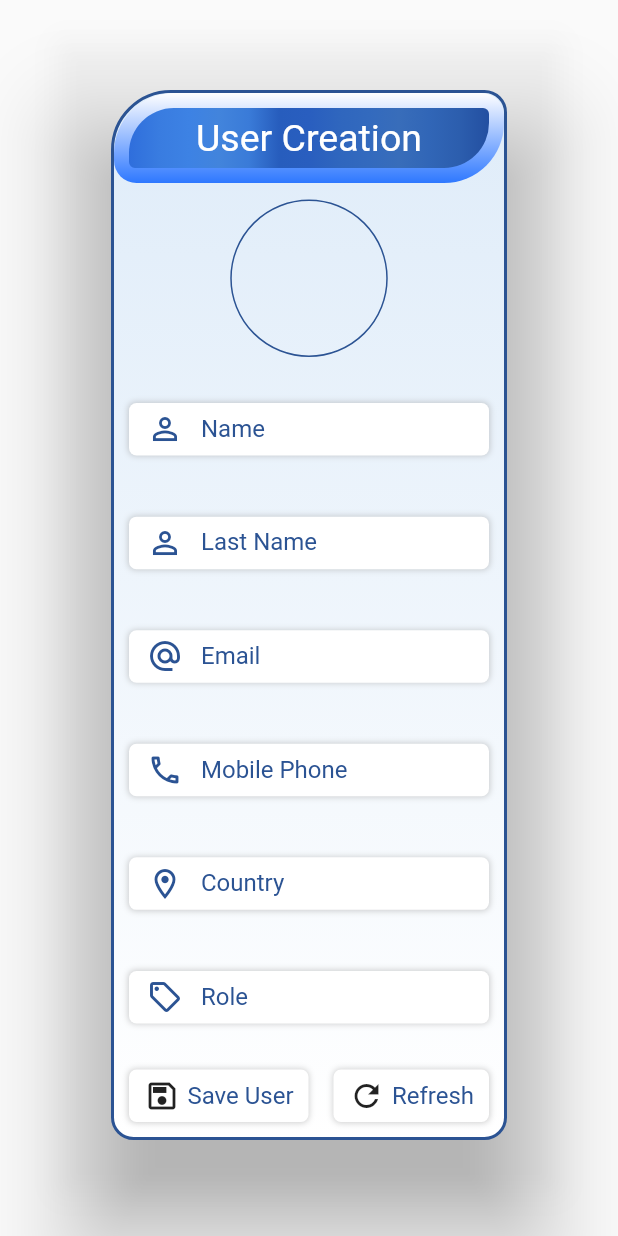
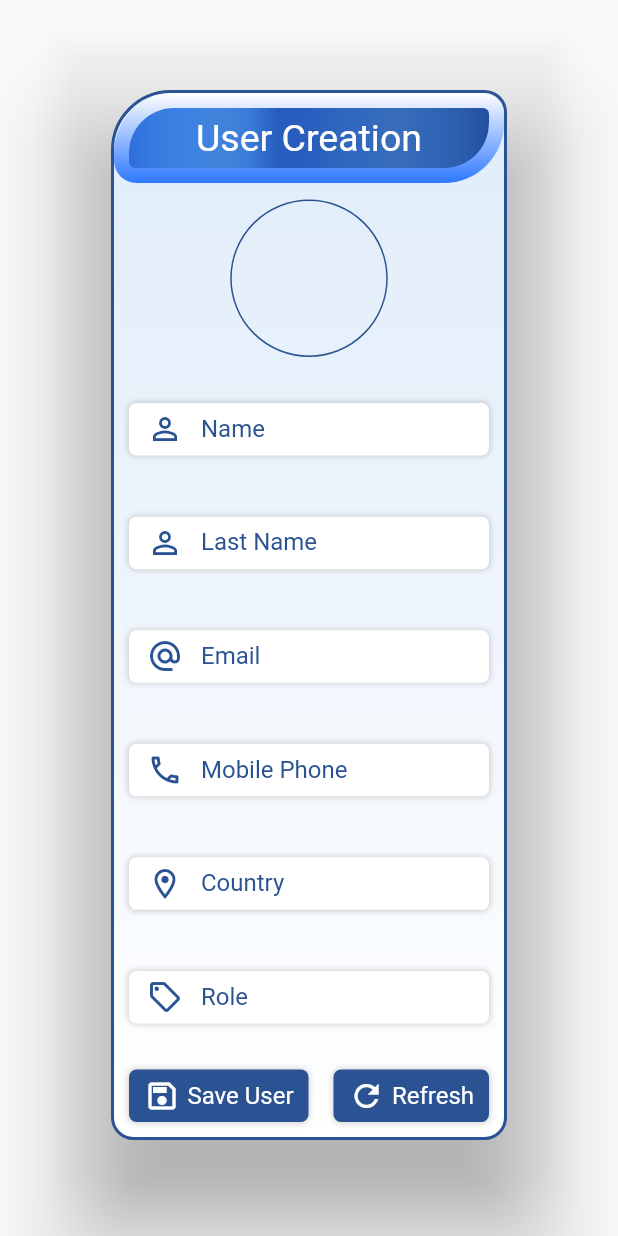
Before and after one commit to CB-Luna/RTA-CRM-CV, a Flutter app: the AddUserPopUp widget shown alone on an empty page, opened directly, on a phone screen of 412 x 824 dp. Run offline on Flutter 3.47's test engine with Material 2 defaults, Android fonts, the light colour scheme and no system bars; our stand-ins replace auto_size_text, carousel_slider, email_validator, flutter_secure_storage, flutter_svg, fluttertoast and 9 more; missing offline and left inert: flex_color_picker, flutter_portal, pluto_grid; accounts and stored records are empty; network calls fail.

Commit message:
202305221940
-Colors
-Sizes
-PlutoGrid Border

```diff
--- a/lib/helpers/constants.dart
+++ b/lib/helpers/constants.dart
@@ -1,6 +1,7 @@
 import 'package:flutter/material.dart';
 import 'package:go_router/go_router.dart';
 import 'package:pluto_grid/pluto_grid.dart';
+import 'package:rta_crm_cv/public/colors.dart';
 import 'package:rta_crm_cv/theme/theme.dart';
 
 //////// DEV ////////
@@ -35,13 +36,13 @@ PlutoGridStyleConfig plutoGridStyleConfig(BuildContext context) {
           rowColor: AppTheme.of(context).primaryBackground,
           enableRowColorAnimation: true,
           /////////////////////////////////////
+          gridBackgroundColor: Colors.transparent,
           menuBackgroundColor: AppTheme.of(context).primaryBackground,
           activatedColor: AppTheme.of(context).primaryBackground,
           /////////////////////////////////////
           enableCellBorderVertical: false,
           borderColor: AppTheme.of(context).primaryBackground,
-          gridBorderColor: Colors.transparent,
-          gridBackgroundColor: AppTheme.of(context).primaryBackground,
+          gridBorderColor: primaryColor,
         )
       : PlutoGridStyleConfig.dark(
           rowHeight: rowHeight,
--- a/lib/pages/users/widgets/add_user_popup.dart
+++ b/lib/pages/users/widgets/add_user_popup.dart
@@ -2,6 +2,7 @@ import 'package:flutter/material.dart';
 import 'package:provider/provider.dart';
 import 'package:rta_crm_cv/providers/users_providers/add_users_provider.dart';
 import 'package:rta_crm_cv/public/colors.dart';
+import 'package:rta_crm_cv/theme/theme.dart';
 import 'package:rta_crm_cv/widgets/custom_card.dart';
 import 'package:rta_crm_cv/widgets/custom_text_field.dart';
 import 'package:rta_crm_cv/widgets/custom_text_icon_button.dart';
@@ -55,11 +56,11 @@ class _AddUserPopUpState extends State<AddUserPopUp> {
               padding: const EdgeInsets.symmetric(vertical: 10),
               child: CustomTextField(label: 'Role', icon: Icons.local_offer_outlined, controller: provider.roleController, enabled: true, width: 350),
             ),
-            const Row(
+            Row(
               mainAxisAlignment: MainAxisAlignment.spaceBetween,
               children: [
-                CustomTextIconButton(icon: Icon(Icons.save_outlined), text: 'Save User'),
-                CustomTextIconButton(icon: Icon(Icons.refresh_outlined), text: 'Refresh'),
+                CustomTextIconButton(icon: Icon(Icons.save_outlined, color: AppTheme.of(context).primaryBackground), text: 'Save User'),
+                CustomTextIconButton(icon: Icon(Icons.refresh_outlined, color: AppTheme.of(context).primaryBackground), text: 'Refresh'),
               ],
             )
           ],
--- a/lib/widgets/custom_text_field.dart
+++ b/lib/widgets/custom_text_field.dart
@@ -33,7 +33,7 @@ class _CustomTextFieldState extends State<CustomTextField> {
           color: Colors.grey.withOpacity(0.5),
           spreadRadius: 0.1,
           blurRadius: 3,
-          offset: Offset(0, 0), // changes position of shadow
+          offset: const Offset(0, 0), // changes position of shadow
         ),
       ]),
       child: Form(
@@ -44,7 +44,7 @@ class _CustomTextFieldState extends State<CustomTextField> {
               borderSide: BorderSide(color: Color(Colors.grey[350]!.value), width: 0.5),
               borderRadius: BorderRadius.circular(5),
             ),
-            enabledBorder: OutlineInputBorder(
+            enabledBorder: const OutlineInputBorder(
               borderSide: BorderSide(color: Colors.transparent),
             ),
             focusedBorder: OutlineInputBorder(
--- a/lib/widgets/custom_text_icon_button.dart
+++ b/lib/widgets/custom_text_icon_button.dart
@@ -1,10 +1,12 @@
 import 'package:flutter/material.dart';
 import 'package:rta_crm_cv/public/colors.dart';
+import 'package:rta_crm_cv/theme/theme.dart';
 
 class CustomTextIconButton extends StatefulWidget {
-  const CustomTextIconButton({super.key, required this.icon, required this.text, this.onTap});
+  const CustomTextIconButton({super.key, required this.icon, required this.text, this.onTap, this.color});
 
   final Widget icon;
+  final Color? color;
   final String text;
   final Function()? onTap;
 
@@ -39,7 +41,7 @@ class CustomTextIconButtonState extends State<CustomTextIconButton> {
         child: AnimatedContainer(
           height: 35,
           duration: const Duration(milliseconds: 100),
-          decoration: BoxDecoration(borderRadius: BorderRadius.circular(5), color: Colors.white, boxShadow: [
+          decoration: BoxDecoration(borderRadius: BorderRadius.circular(5), color: widget.color ?? primaryColor, boxShadow: [
             BoxShadow(
               color: Colors.grey.withOpacity(0.5),
               spreadRadius: 0.1,
@@ -60,10 +62,10 @@ class CustomTextIconButtonState extends State<CustomTextIconButton> {
               child: Row(
                 children: [
                   widget.icon,
-                  SizedBox(width: 5),
+                  const SizedBox(width: 5),
                   Text(
                     widget.text,
-                    style: TextStyle(color: primaryColor),
+                    style: TextStyle(color: AppTheme.of(context).primaryBackground),
                   ),
                 ],
               ),
--- a/lib/widgets/side_menu/widgets/side_menu_footer.dart
+++ b/lib/widgets/side_menu/widgets/side_menu_footer.dart
@@ -32,7 +32,7 @@ class _SideMenuFooterState extends State<SideMenuFooter> {
         borderRadius: BorderRadius.circular(50),
       ),
       child: Padding(
-        padding: const EdgeInsets.symmetric(horizontal: 20, vertical: 10),
+        padding: EdgeInsets.symmetric(horizontal: widget.isOpen ? 20 : 10, vertical: widget.isOpen ? 20 : 0),
         child: widget.isOpen
             ? Row(
                 mainAxisAlignment: MainAxisAlignment.spaceBetween,
@@ -71,8 +71,8 @@ class _SideMenuFooterState extends State<SideMenuFooter> {
               )
             : Image.network(
                 widget.image,
-                height: getWidth(60, context),
-                width: getWidth(60, context),
+                height: getWidth(100, context),
+                width: getWidth(100, context),
               ),
       ),
     );
```
Also changed, not shown: lib/pages/users/users_page.dart (+65 -27 lines), lib/providers/users_providers/users_provider.dart (+7 -1 lines), lib/widgets/custom_icon_button.dart (+13 -4 lines).
